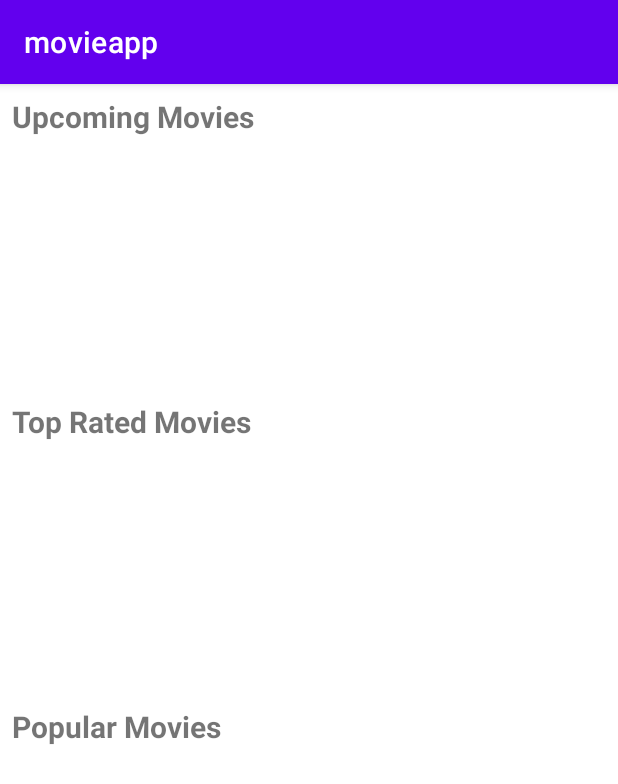
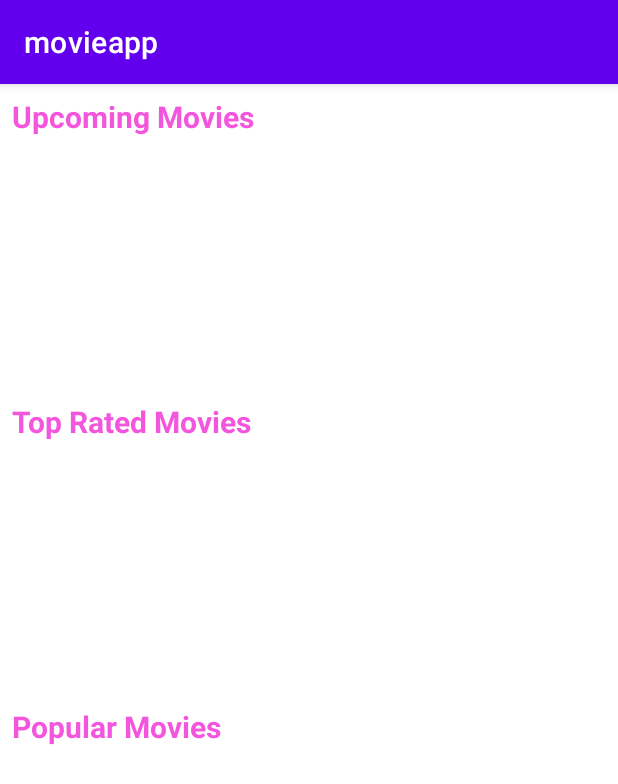
Before and after one commit to PablooCugat/MovieCourse, an Android app: the screen it shows after launch (MainActivity), on a phone screen of 412 x 824 dp. Shown: the top 784 px of the screen. Run offline under Robolectric (Android 15) with nearby library versions, the light colour scheme and no system bars; our stand-ins replace Room's generated code; pictures from the network do not load.

Commit message:
Cambio color header movie

```diff
--- a/app/src/main/res/layout/popular_movies_row.xml
+++ b/app/src/main/res/layout/popular_movies_row.xml
@@ -11,6 +11,7 @@
         android:layout_width="match_parent"
         android:layout_height="wrap_content"
         android:text="Popular Movies"
+        android:textColor="#FFF455DD"
         android:textStyle="bold"
         android:textSize="20sp"/>
 
--- a/app/src/main/res/layout/top_rated_movies_row.xml
+++ b/app/src/main/res/layout/top_rated_movies_row.xml
@@ -11,6 +11,7 @@
         android:layout_width="match_parent"
         android:layout_height="wrap_content"
         android:text="Top Rated Movies"
+        android:textColor="#FFF455DD"
         android:textStyle="bold"
         android:textSize="20sp"/>
 
--- a/app/src/main/res/layout/upcoming_movie_row.xml
+++ b/app/src/main/res/layout/upcoming_movie_row.xml
@@ -11,6 +11,7 @@
         android:layout_width="match_parent"
         android:layout_height="wrap_content"
         android:text="Upcoming Movies"
+        android:textColor="#FFF455DD"
         android:textStyle="bold"
         android:textSize="20sp"/>
 
```
